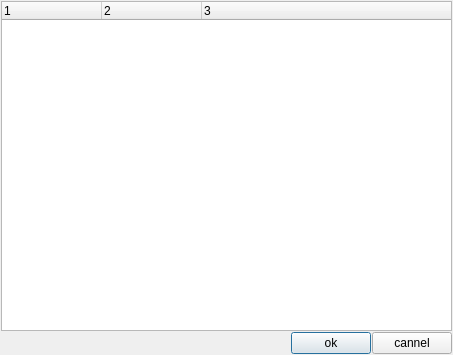
czyt1988/FastCAE-AppDesigner, file src/FCMethodEditor/FCPluginManagerDialog.ui: the form before one commit.
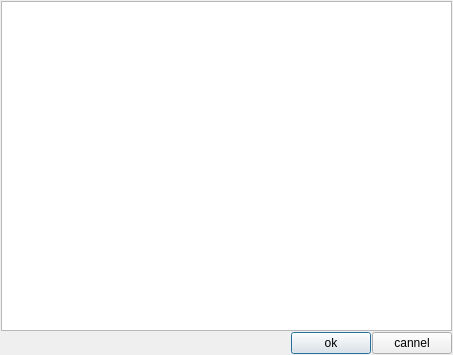
The form after the commit.

Diff of the .ui file:
```diff
--- a/src/FCMethodEditor/FCPluginManagerDialog.ui
+++ b/src/FCMethodEditor/FCPluginManagerDialog.ui
@@ -32,23 +32,8 @@
    <item>
     <widget class="QTreeWidget" name="treeWidget">
      <property name="columnCount">
-      <number>3</number>
+      <number>0</number>
      </property>
-     <column>
-      <property name="text">
-       <string notr="true">1</string>
-      </property>
-     </column>
-     <column>
-      <property name="text">
-       <string notr="true">2</string>
-      </property>
-     </column>
-     <column>
-      <property name="text">
-       <string notr="true">3</string>
-      </property>
-     </column>
     </widget>
    </item>
    <item>
```
